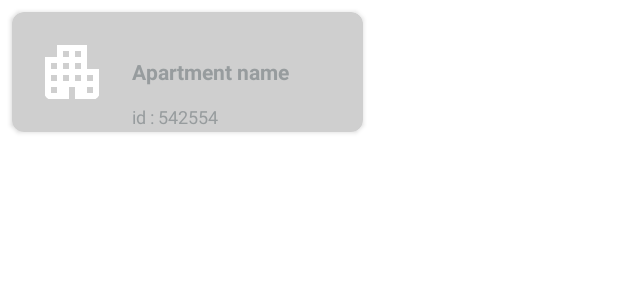
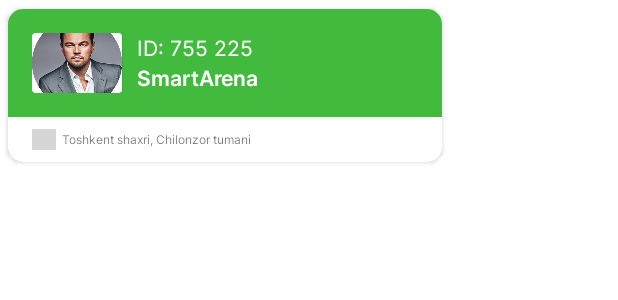
Before and after one commit to DoniyorjonTurgunboyev/Kvart-App, an Android app: the layout apart_item.xml on its own in the app's theme, with its tools: preview values and no code run, on a phone screen of 412 x 824 dp. Shown: the top 300 px of the screen. Run offline under Robolectric (Android 15) with nearby library versions, the light colour scheme and no system bars; grey boxes are pictures that could not be loaded.

Commit message:
Some changes

```diff
--- a/app/src/main/java/uz/gita/kvartarena/data/remote/FirebaseRemote.kt
+++ b/app/src/main/java/uz/gita/kvartarena/data/remote/FirebaseRemote.kt
@@ -101,6 +101,8 @@ class FirebaseRemote private constructor() {
                     apartment.name = map["name"].toString()
                     apartment.ownerid = map["owner"].toString()
                     apartment.bio = map["bio"].toString()
+                    apartment.lat = map["lat"].toString().toDouble()
+                    apartment.long = map["long"].toString().toDouble()
                     apartment.uid = snapshot.key
                     callback.invoke(apartment)
                 }
--- a/app/src/main/java/uz/gita/kvartarena/data/remote/GeoCoderRetrofit.kt
+++ b/app/src/main/java/uz/gita/kvartarena/data/remote/GeoCoderRetrofit.kt
@@ -1,6 +1,5 @@
 package uz.gita.kvartarena.data.remote
 
-import com.google.gson.GsonBuilder
 import retrofit2.Retrofit
 import retrofit2.converter.gson.GsonConverterFactory
 
--- a/app/src/main/java/uz/gita/kvartarena/model/Apartment.kt
+++ b/app/src/main/java/uz/gita/kvartarena/model/Apartment.kt
@@ -4,6 +4,8 @@ data class Apartment(
     var uid: String? = "",
     var name: String? = "",
     var address: String? = "",
+    var lat: Double? = 0.0,
+    var long: Double? = 0.0,
     var ownerid: String? = "",
     var owner: String? = "",
     var bio: String? = ""
--- a/app/src/main/java/uz/gita/kvartarena/ui/activities/SettingsActivity.kt
+++ b/app/src/main/java/uz/gita/kvartarena/ui/activities/SettingsActivity.kt
@@ -51,8 +51,6 @@ class SettingsActivity : AppCompatActivity(), SlideDatePickerDialogCallback {
     private lateinit var downsizedImageBytes: ByteArray
     private var bRegion: String = ""
     private var bDistrict: String = ""
-    private var lRegion: String = ""
-    private var lDistrict: String = ""
     private val storage = EncryptedLocalStorage.getInstance()
 
     override fun onCreate(savedInstanceState: Bundle?) {
@@ -144,7 +142,7 @@ class SettingsActivity : AppCompatActivity(), SlideDatePickerDialogCallback {
     private fun saveInfo() {
         val name = binding.name.text.toString()
         val surname = binding.surname.text.toString()
-        val address = "$lRegion/$lDistrict"
+        val address = ""
         FirebaseRemote.getInstance().createUser(
             User(
                 birthday = binding.birthday.text.toString(),
--- a/app/src/main/res/layout/activity_user_profile.xml
+++ b/app/src/main/res/layout/activity_user_profile.xml
@@ -15,11 +15,11 @@
         app:layout_constraintTop_toTopOf="parent">
 
         <ImageView
-            android:layout_marginStart="16dp"
             android:id="@+id/back"
             android:layout_width="wrap_content"
             android:layout_height="wrap_content"
             android:layout_gravity="center"
+            android:layout_marginStart="16dp"
             android:padding="8dp"
             android:src="@drawable/ic_back"
             app:layout_constraintBottom_toBottomOf="parent"
@@ -27,10 +27,10 @@
             app:layout_constraintTop_toTopOf="parent" />
 
         <TextView
-            android:layout_marginStart="-16dp"
             android:layout_width="0dp"
             android:layout_height="wrap_content"
             android:layout_gravity="center"
+            android:layout_marginStart="-16dp"
             android:layout_marginEnd="24dp"
             android:fontFamily="@font/inter_medium"
             android:gravity="center"
@@ -287,7 +287,7 @@
             android:fontFamily="@font/inter_semibold"
             android:gravity="end"
             android:text="Address"
-            android:textColor="@color/black"
+            android:textColor="@color/seriy"
             android:textSize="16sp" />
 
         <View
--- a/app/src/main/res/layout/apart_item.xml
+++ b/app/src/main/res/layout/apart_item.xml
@@ -1,54 +1,97 @@
-<FrameLayout xmlns:android="http://schemas.android.com/apk/res/android"
+<androidx.constraintlayout.widget.ConstraintLayout xmlns:android="http://schemas.android.com/apk/res/android"
     xmlns:app="http://schemas.android.com/apk/res-auto"
     android:id="@+id/frameLayout7"
-    android:layout_width="250dp"
+    android:layout_width="300dp"
     android:layout_height="wrap_content"
     app:layout_constraintEnd_toEndOf="parent"
     app:layout_constraintStart_toStartOf="parent"
     app:layout_constraintTop_toTopOf="parent">
 
     <androidx.cardview.widget.CardView
+        android:layout_width="0dp"
+        android:layout_height="match_parent"
+        app:cardCornerRadius="10dp"
+        app:cardUseCompatPadding="true"
+        app:layout_constraintBottom_toBottomOf="parent"
+        app:layout_constraintEnd_toEndOf="parent"
+        app:layout_constraintHorizontal_bias="0.6"
+        app:layout_constraintStart_toStartOf="parent"
+        app:layout_constraintTop_toTopOf="parent">
+
+        <LinearLayout
             android:layout_width="match_parent"
-        android:layout_height="wrap_content"
-        android:layout_margin="8dp"
-        android:backgroundTint="#CFCFCF"
-        android:elevation="16dp"
-        app:cardCornerRadius="8dp">
+            android:layout_height="match_parent"
+            android:orientation="vertical">
 
             <LinearLayout
                 android:layout_width="match_parent"
                 android:layout_height="wrap_content"
-            android:gravity="center"
-            android:layout_gravity="center">
+                android:background="@color/green"
+                android:orientation="horizontal"
+                android:padding="16dp">
 
-            <TextView
-                android:layout_marginStart="80dp"
-                android:id="@+id/name"
+                <androidx.cardview.widget.CardView
+                    android:layout_width="60dp"
+                    android:layout_height="40dp">
+
+                    <ImageView
+                        android:id="@+id/image"
                         android:layout_width="match_parent"
                         android:layout_height="match_parent"
-                android:text="Apartment name"
-                android:textColor="@color/seriy"
-                android:textStyle="bold" />
-        </LinearLayout>
+                        android:scaleType="centerCrop"
+                        android:src="@drawable/image" />
+                </androidx.cardview.widget.CardView>
 
-        <de.hdodenhof.circleimageview.CircleImageView
-            android:id="@+id/image"
-            android:layout_width="48dp"
-            android:layout_height="48dp"
-            android:layout_marginVertical="16dp"
-            android:layout_marginStart="16dp"
-            android:src="@drawable/ic_baseline_apartment_24"
-            app:civ_border_color="@color/white" />
+                <LinearLayout
+                    android:layout_width="0dp"
+                    android:layout_height="match_parent"
+                    android:layout_marginStart="10dp"
+                    android:layout_weight="1"
+                    android:orientation="vertical">
 
                     <TextView
                         android:id="@+id/uid"
+                        android:layout_width="match_parent"
+                        android:layout_height="wrap_content"
+                        android:fontFamily="@font/inter_regular"
+                        android:text="ID: 755 225"
+                        android:textColor="@color/white" />
+
+                    <TextView
+                        android:id="@+id/name"
                         android:layout_width="wrap_content"
                         android:layout_height="wrap_content"
-            android:layout_gravity="bottom"
-            android:layout_marginStart="80dp"
-            android:layout_marginBottom="2dp"
-            android:text="id : 542554"
-            android:textColor="@color/seriy"
-            android:textSize="12dp" />
+                        android:fontFamily="@font/inter_semibold"
+                        android:text="SmartArena"
+                        android:textColor="@color/white" />
+                </LinearLayout>
+            </LinearLayout>
+
+            <LinearLayout
+                android:layout_width="match_parent"
+                android:layout_height="wrap_content"
+                android:layout_marginStart="16dp"
+                android:paddingVertical="8dp">
+
+                <ImageView
+                    android:layout_width="16dp"
+                    android:layout_height="14dp"
+                    android:layout_gravity="center"
+                    android:src="@drawable/joylashuv" />
+
+                <TextView
+                    android:id="@+id/location"
+                    android:layout_width="wrap_content"
+                    android:layout_height="wrap_content"
+                    android:layout_gravity="center"
+                    android:layout_marginStart="4dp"
+                    android:ellipsize="end"
+                    android:fontFamily="@font/inter_regular"
+                    android:singleLine="true"
+                    android:text="Toshkent shaxri, Chilonzor tumani"
+                    android:textSize="8sp" />
+            </LinearLayout>
+        </LinearLayout>
     </androidx.cardview.widget.CardView>
-</FrameLayout>
+
+</androidx.constraintlayout.widget.ConstraintLayout>
```
Also changed, not shown: app/src/main/java/uz/gita/kvartarena/ui/activities/ApartmentsActivity.kt (+40 -31 lines), app/src/main/java/uz/gita/kvartarena/ui/activities/CreateApartment.kt (+16 -20 lines), app/src/main/java/uz/gita/kvartarena/ui/activities/UserProfileActivity.kt (+4 -50 lines), app/src/main/java/uz/gita/kvartarena/ui/adapters/ApartAdapter.kt (+11 -4 lines), app/src/main/res/layout/activity_apartments.xml (+23 -10 lines). Lines whose indentation alone changed are shown as unchanged.
